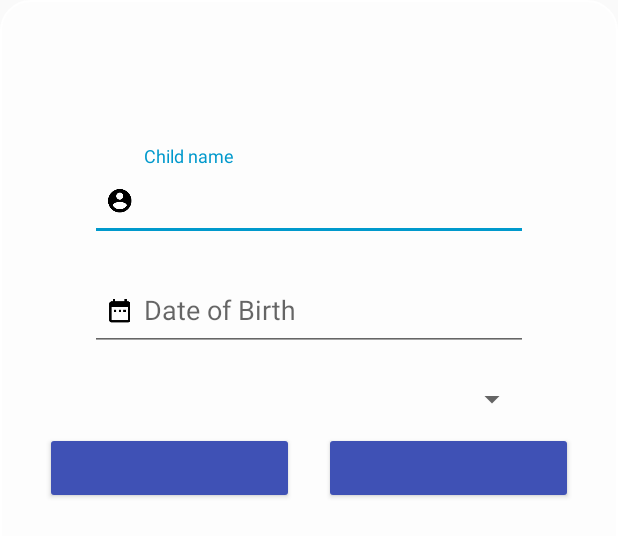
After one commit to marijannovak123/Autism_Helper, an Android app: the layout dialog_add_child.xml on its own in the app's theme, with its tools: preview values and no code run, on a phone screen of 412 x 824 dp. The commit adds this screen. Shown: the top 536 px of the screen. Run offline under Robolectric (Android 15) with nearby library versions, the phone set to English and light mode, and no system bars.

Commit message:
add child dialog implemented, various minor changes

```diff
--- a/app/build.gradle
+++ b/app/build.gradle
@@ -71,3 +71,8 @@ dependencies {
 }
 
 apply plugin: 'com.google.gms.google-services'
+kotlin {
+    experimental {
+        coroutines "enable"
+    }
+}
--- a/app/src/main/java/com/marijannovak/autismhelper/config/Constants.kt
+++ b/app/src/main/java/com/marijannovak/autismhelper/config/Constants.kt
@@ -32,6 +32,11 @@ class Constants {
         const val VALIDATION_PASSWORD = "password"
         const val VALIDATION_DATE = "date"
         const val VALIDATION_USERNAME = "username"
+        const val VALIDATION_NAME = "name"
+        //endregion
+
+        //region child id
+        const val CHILD_ID_SUFFIX = "CHILD"
         //endregion
     }
 }
--- a/app/src/main/java/com/marijannovak/autismhelper/models/Models.kt
+++ b/app/src/main/java/com/marijannovak/autismhelper/models/Models.kt
@@ -6,7 +6,7 @@ import java.io.Serializable
 
 data class Child (
         @PrimaryKey
-        var id: Int,
+        var id: String,
         var name: String?,
         var sex: String?,
         var parentId: String,
--- a/app/src/main/java/com/marijannovak/autismhelper/modules/login/SignUpActivity.kt
+++ b/app/src/main/java/com/marijannovak/autismhelper/modules/login/SignUpActivity.kt
@@ -16,7 +16,7 @@ import org.jetbrains.anko.design.snackbar
 import java.util.*
 
 class SignUpActivity : AppCompatActivity() {
-//todo: add children dialog
+
     private var childrenList : List<Child> = ArrayList()
 
     override fun onCreate(savedInstanceState: Bundle?) {
@@ -31,8 +31,6 @@ class SignUpActivity : AppCompatActivity() {
         val username = etUsername.text.toString().trim()
         val password = etPassword.text.toString().trim()
         val confirmPassword = etConfirmPassword.text.toString().trim()
-
-        //this.childrenList += Child(1,"Koko", "M", "mmm", 213123123)
 
         var valid = true
 
@@ -57,7 +55,7 @@ class SignUpActivity : AppCompatActivity() {
             etUsername.error = null
         }
 
-        if (!password.equals(confirmPassword)) {
+        if (password != confirmPassword) {
             valid = false
             etConfirmPassword.error = resources.getString(R.string.passwords_not_same)
         } else {
--- /dev/null
+++ b/app/src/main/res/layout/dialog_add_child.xml
@@ -0,0 +1,69 @@
+<?xml version="1.0" encoding="utf-8"?>
+<LinearLayout xmlns:android="http://schemas.android.com/apk/res/android"
+    android:layout_width="match_parent"
+    android:layout_height="match_parent"
+    xmlns:tools="http://schemas.android.com/tools"
+    android:background="@drawable/dialog_bg"
+    android:orientation="vertical"
+    android:padding="20dp">
+
+    <TextView
+        android:layout_width="wrap_content"
+        android:layout_height="wrap_content"
+        android:textSize="20sp"
+        android:id="@+id/tvMessage"
+        android:layout_marginTop="20dp"
+        android:layout_marginBottom="30dp"/>
+
+    <android.support.design.widget.TextInputLayout
+        android:layout_width="match_parent"
+        android:layout_height="wrap_content">
+
+        <EditText
+            style="@style/signupEditTextStyle"
+            android:id="@+id/etChildName"
+            android:hint="@string/child_name"
+            android:inputType="text"
+            android:drawableStart="@drawable/ic_account_circle"
+            android:nextFocusForward="@id/etPassword"/>
+
+    </android.support.design.widget.TextInputLayout>
+
+    <android.support.design.widget.TextInputLayout
+        android:layout_width="match_parent"
+        android:layout_height="wrap_content">
+
+        <EditText
+            style="@style/signupEditTextStyle"
+            android:id="@+id/etChildDateOfBirth"
+            android:hint="@string/date_of_birth"
+            android:inputType="date"
+            android:drawableStart="@drawable/ic_date_range"
+            android:cursorVisible="false"
+            android:editable="false"
+            android:clickable="true"
+            android:focusable="false"
+            tools:ignore="KeyboardInaccessibleWidget" />
+
+    </android.support.design.widget.TextInputLayout>
+
+    <Spinner
+        style="@style/signupEditTextStyle"
+        android:id="@+id/spSex"/>
+
+    <LinearLayout
+        android:layout_width="match_parent"
+        android:layout_height="wrap_content"
+        android:orientation="horizontal"
+        android:weightSum="2">
+
+        <Button
+            android:id="@+id/btnPositive"
+            style="@style/style_prompt_button"/>
+        <Button
+            android:id="@+id/btnNegative"
+            style="@style/style_prompt_button"/>
+
+    </LinearLayout>
+
+</LinearLayout>
--- a/app/src/main/res/values/colors.xml
+++ b/app/src/main/res/values/colors.xml
@@ -3,6 +3,6 @@
     <color name="colorPrimary">#3F51B5</color>
     <color name="colorPrimaryDark">#303F9F</color>
     <color name="colorAccent">#ffe100</color>
-    <color name="whiteTransparent">#33FFFFFF</color>
+    <color name="whiteTransparent">#AAFFFFFF</color>
     <color name="white">#FFFFFF</color>
 </resources>
--- a/app/src/main/res/values/strings.xml
+++ b/app/src/main/res/values/strings.xml
@@ -42,5 +42,7 @@
     <string name="forgot_password">Forgot password?</string>
     <string name="success">Success</string>
     <string name="child_name">Child name</string>
+    <string name="confirm">Confirm</string>
+    <string name="add_child_profile">Add child to profile</string>
 
 </resources>
--- a/app/src/main/res/values/styles.xml
+++ b/app/src/main/res/values/styles.xml
@@ -53,4 +53,8 @@
         <item name="android:layout_gravity">center_horizontal</item>
     </style>
 
+    <style name="CustomAlertDialog" parent="Theme.AppCompat.Light.Dialog.Alert">
+        <item name="android:windowBackground">@drawable/dialog_bg</item>
+    </style>
+
 </resources>
--- a/build.gradle
+++ b/build.gradle
@@ -17,7 +17,7 @@ buildscript {
         jcenter()
     }
     dependencies {
-        classpath 'com.android.tools.build:gradle:3.1.0'
+        classpath 'com.android.tools.build:gradle:3.1.1'
         classpath "org.jetbrains.kotlin:kotlin-gradle-plugin:$kotlin_version"
 
         // NOTE: Do not place your application dependencies here; they belong
```
Also changed, not shown: app/src/main/java/com/marijannovak/autismhelper/modules/login/LoginActivity.kt (+14 -0 lines), app/src/main/java/com/marijannovak/autismhelper/utils/DialogHelper.kt (+81 -76 lines), app/src/main/java/com/marijannovak/autismhelper/utils/InputValidator.kt (+23 -7 lines), app/src/main/res/layout/common_dialog.xml (deleted, +0 -34 lines), app/src/main/res/drawable/dialog_bg.xml (renamed from app/src/main/res/drawable/dialog_border.xml), 1 other file.
